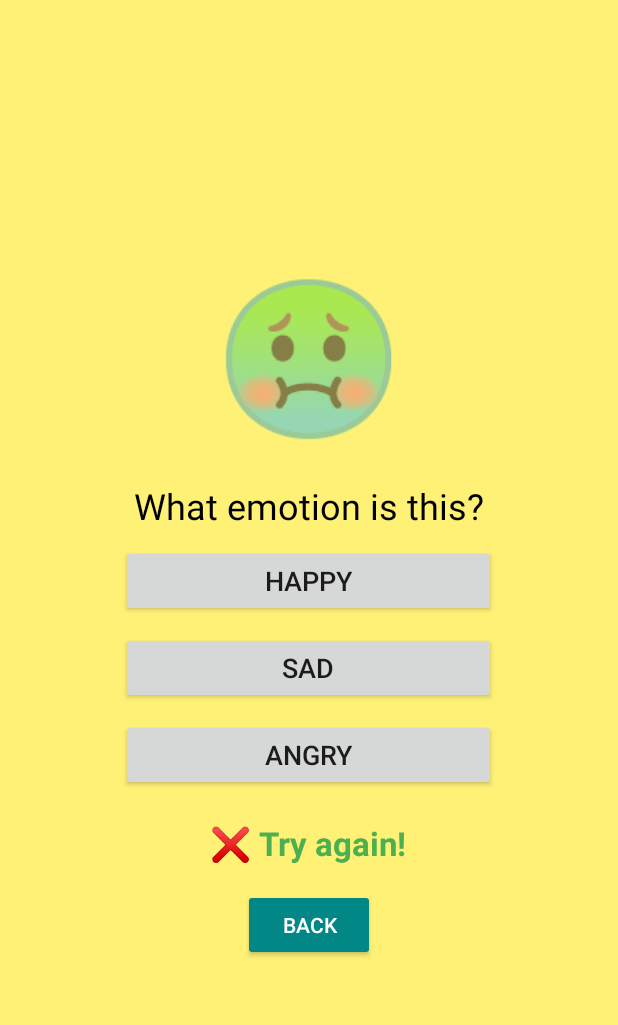
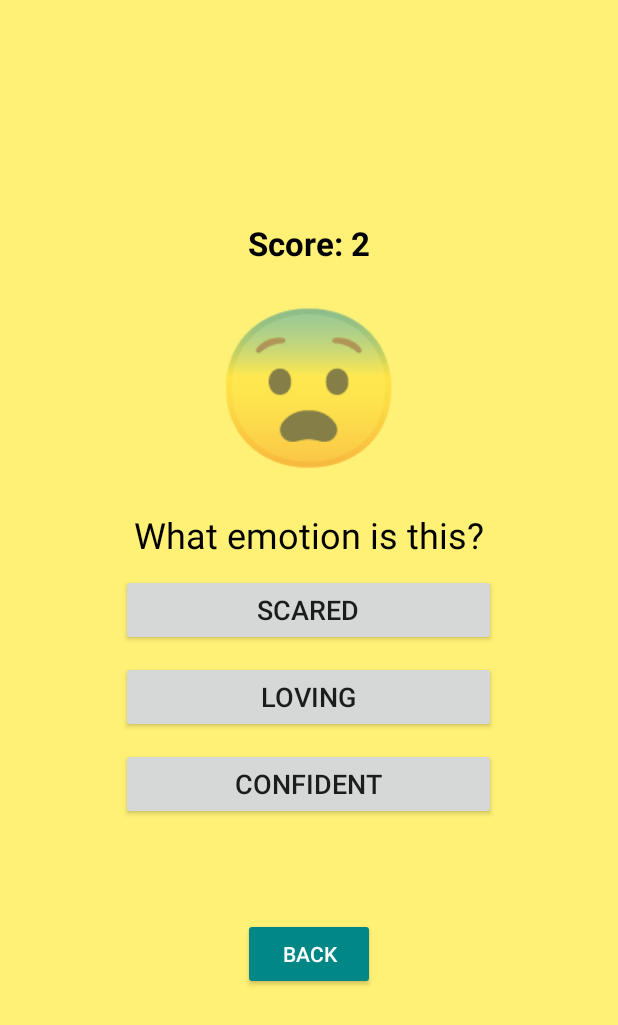
Before and after one commit to noeliarozado/FeelingsExplorer, an Android app built with Jetpack Compose: the EmotionMatchActivity screen opened directly, with no data from a screen before it, after a tap on "SAD", on a phone screen of 412 x 824 dp. Shown: the top 1025 px of the screen. Run offline under Robolectric (Android 15) with nearby library versions, the phone set to English and light mode, and no system bars; 2 other taps on this screen came first.

Commit message:
Added a scoring system

```diff
--- a/app/src/main/java/com/example/feelingsexplorer/EmotionMatchActivity.kt
+++ b/app/src/main/java/com/example/feelingsexplorer/EmotionMatchActivity.kt
@@ -1,5 +1,6 @@
 package com.example.feelingsexplorer
 
+import android.graphics.Color
 import android.os.Bundle
 import android.widget.Button
 import android.widget.TextView
@@ -12,6 +13,8 @@ class EmotionMatchActivity : AppCompatActivity() {
     private lateinit var btnOption1: Button
     private lateinit var btnOption2: Button
     private lateinit var btnOption3: Button
+    private lateinit var txtScore: TextView
+    private var score = 0
 
     private val emotions = listOf(
         Pair("😊", "Happy"),
@@ -37,6 +40,7 @@ class EmotionMatchActivity : AppCompatActivity() {
         btnOption1 = findViewById(R.id.btnOption1)
         btnOption2 = findViewById(R.id.btnOption2)
         btnOption3 = findViewById(R.id.btnOption3)
+        txtScore = findViewById(R.id.txtScore)
 
         // Set the first emotion
         setEmotion()
@@ -53,22 +57,38 @@ class EmotionMatchActivity : AppCompatActivity() {
     }
 
     private fun setEmotion() {
+        // Pick a new random emotion as the correct one
+        currentEmotion = emotions.random()
         txtEmotion.text = currentEmotion.first
         txtResult.text = "" // Clear result text
+
+        // Pick two incorrect options (excluding the correct one)
+        val incorrectOptions = emotions.filter { it.second != currentEmotion.second }.shuffled().take(2)
+
+        // Combine correct and incorrect answers, then shuffle
+        val answerOptions = (incorrectOptions + currentEmotion).shuffled()
+
+        btnOption1.text = answerOptions[0].second
+        btnOption2.text = answerOptions[1].second
+        btnOption3.text = answerOptions[2].second
     }
 
     private fun checkAnswer(selectedAnswer: String) {
         if (selectedAnswer == currentEmotion.second) {
-            txtResult.text = "✅ Correct! Great job!"
+            score++
+            txtResult.text = "✅ Correct! Score: $score"
+            txtResult.setTextColor(Color.GREEN)
 
-            // Wait 1 second and load a new emotion
+            txtScore.text = "Score: $score"
+
+            // Wait 1 second, then load a new emotion
             txtResult.postDelayed({
-                currentEmotion = emotions.random()
                 setEmotion()
             }, 1000)
 
         } else {
             txtResult.text = "❌ Try again!"
+            txtResult.setTextColor(Color.RED)
         }
     }
 
--- a/app/src/main/res/layout/activity_emotion_match.xml
+++ b/app/src/main/res/layout/activity_emotion_match.xml
@@ -7,6 +7,16 @@
     android:gravity="center"
     android:padding="20dp"
     android:background="#FFF176">
+
+    <TextView
+        android:id="@+id/txtScore"
+        android:layout_width="wrap_content"
+        android:layout_height="wrap_content"
+        android:text="Score: 0"
+        android:textSize="22sp"
+        android:textStyle="bold"
+        android:textColor="#000000"
+        android:layout_marginBottom="10dp"/>
 
     <TextView
         android:id="@+id/txtEmotion"
```
